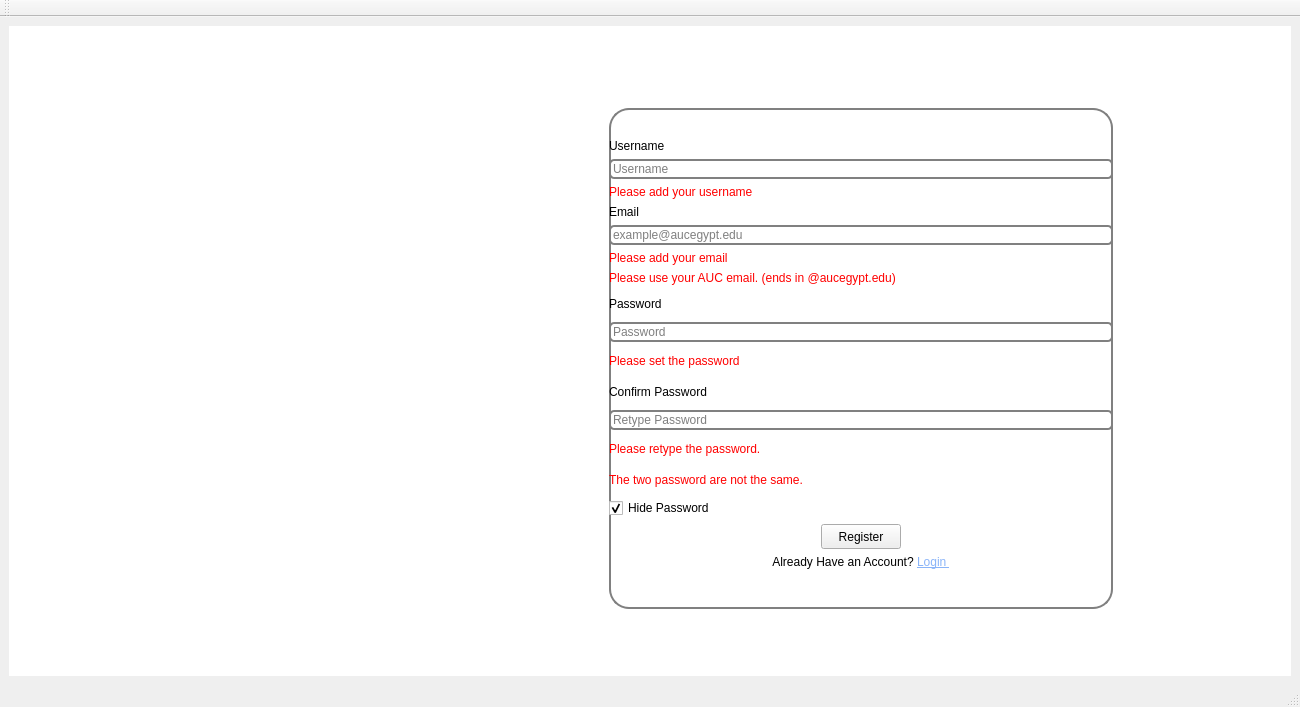
Qt form mainwindow.ui (Youssef2778/Rate-AUC-Professors-2.0) before a commit.
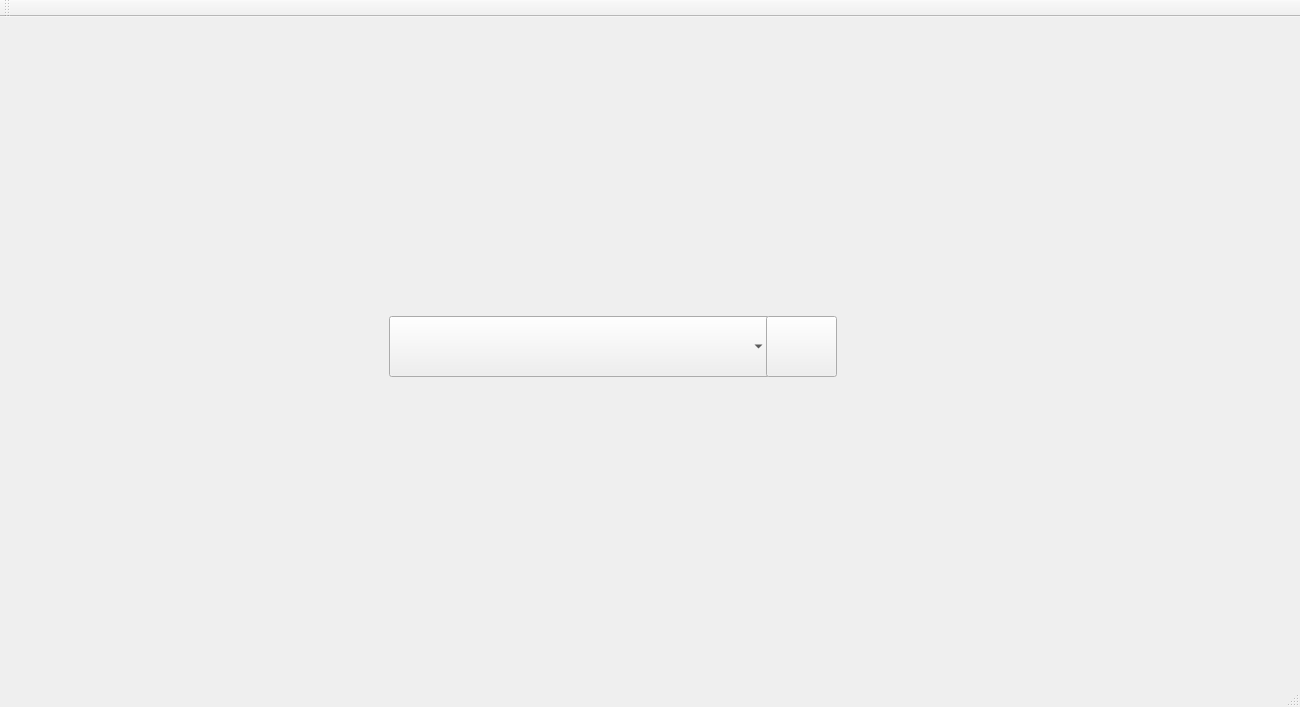
The same form after that commit. Icons and pictures are not drawn.

The edit to the form file:
```diff
--- a/mainwindow.ui
+++ b/mainwindow.ui
@@ -24,7 +24,7 @@
     <item>
      <widget class="QStackedWidget" name="stackedWidget">
       <property name="currentIndex">
-       <number>1</number>
+       <number>2</number>
       </property>
       <widget class="QWidget" name="page_3">
        <property name="styleSheet">
@@ -442,6 +442,44 @@
         </layout>
        </widget>
       </widget>
+      <widget class="QWidget" name="page_2">
+       <property name="cursor">
+        <cursorShape>ArrowCursor</cursorShape>
+       </property>
+       <property name="styleSheet">
+        <string notr="true">QWidget#page_2 {
+    background-image: url(:/images/AUC_Background.jpeg);
+}</string>
+       </property>
+       <widget class="QComboBox" name="comboBox">
+        <property name="geometry">
+         <rect>
+          <x>380</x>
+          <y>290</y>
+          <width>381</width>
+          <height>61</height>
+         </rect>
+        </property>
+       </widget>
+       <widget class="QPushButton" name="pushButton">
+        <property name="geometry">
+         <rect>
+          <x>757</x>
+          <y>290</y>
+          <width>71</width>
+          <height>61</height>
+         </rect>
+        </property>
+        <property name="text">
+         <string/>
+        </property>
+        <property name="icon">
+         <iconset resource="resources.qrc">
+          <normaloff>:/icons/icons/MG.png</normaloff>
+          <normalon>:/icons/icons/MG.png</normalon>:/icons/icons/MG.png</iconset>
+        </property>
+       </widget>
+      </widget>
      </widget>
     </item>
    </layout>
```
